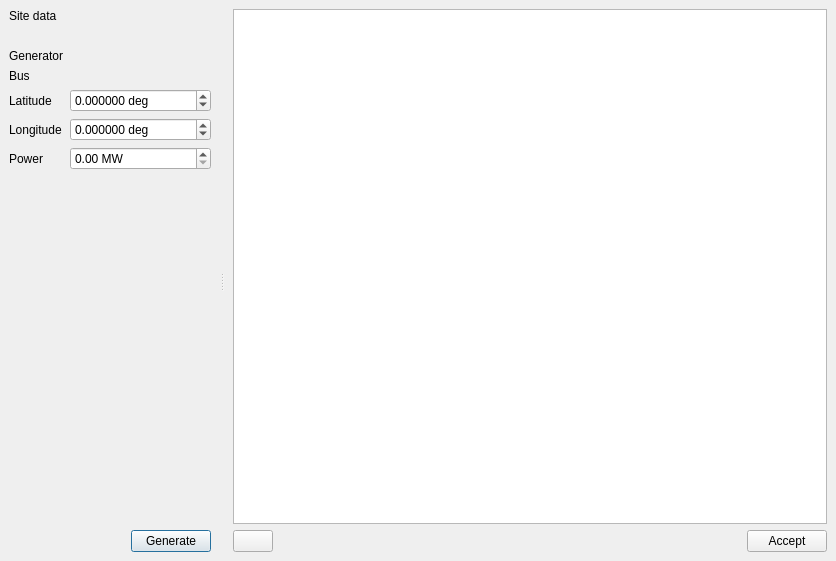
The window that src/VeraGrid/Gui/DeviceEditors/GeneratorEditor/SolarPowerWizard/solar_power_wizard_gui.ui (SanPen/VeraGrid) describes before a commit, drawn with Qt 5.
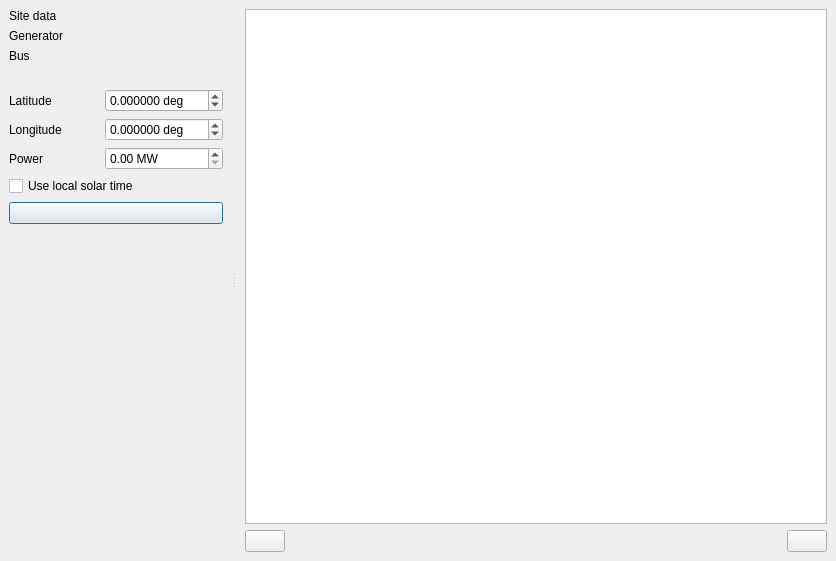
The same window after the commit. Icons and pictures are not drawn.

```diff
--- a/src/VeraGrid/Gui/DeviceEditors/GeneratorEditor/SolarPowerWizard/solar_power_wizard_gui.ui
+++ b/src/VeraGrid/Gui/DeviceEditors/GeneratorEditor/SolarPowerWizard/solar_power_wizard_gui.ui
@@ -43,28 +43,14 @@
        <enum>QFrame::Raised</enum>
       </property>
       <layout class="QGridLayout" name="gridLayout_2">
-       <item row="2" column="0" colspan="2">
-        <widget class="QLabel" name="label_3">
+       <item row="4" column="0">
+        <widget class="QLabel" name="label_4">
          <property name="text">
-          <string>Site data</string>
+          <string>Latitude</string>
          </property>
         </widget>
        </item>
-       <item row="3" column="0">
-        <widget class="QLabel" name="label_2">
-         <property name="text">
-          <string/>
-         </property>
-        </widget>
-       </item>
-       <item row="7" column="0">
-        <widget class="QLabel" name="label_5">
-         <property name="text">
-          <string>Longitude</string>
-         </property>
-        </widget>
-       </item>
-       <item row="6" column="1" colspan="2">
+       <item row="4" column="1">
         <widget class="QDoubleSpinBox" name="latitudeSpinBox">
          <property name="suffix">
           <string> deg</string>
@@ -80,20 +66,14 @@
          </property>
         </widget>
        </item>
-       <item row="9" column="0">
-        <spacer name="verticalSpacer">
-         <property name="orientation">
-          <enum>Qt::Vertical</enum>
+       <item row="5" column="0">
+        <widget class="QLabel" name="label_5">
+         <property name="text">
+          <string>Longitude</string>
          </property>
-         <property name="sizeHint" stdset="0">
-          <size>
-           <width>20</width>
-           <height>40</height>
-          </size>
-         </property>
-        </spacer>
+        </widget>
        </item>
-       <item row="7" column="1" colspan="2">
+       <item row="5" column="1">
         <widget class="QDoubleSpinBox" name="longitudeSpinBox">
          <property name="suffix">
           <string> deg</string>
@@ -109,51 +89,100 @@
          </property>
         </widget>
        </item>
-       <item row="8" column="1" colspan="2">
-        <widget class="QDoubleSpinBox" name="powerSpinBox">
-         <property name="suffix">
-          <string> MW</string>
-         </property>
-         <property name="minimum">
-          <double>0.000001000000000</double>
-         </property>
-         <property name="maximum">
-          <double>99999.000000000000000</double>
-         </property>
-        </widget>
-       </item>
        <item row="6" column="0">
-        <widget class="QLabel" name="label_4">
-         <property name="text">
-          <string>Latitude</string>
-         </property>
-        </widget>
-       </item>
-       <item row="8" column="0">
         <widget class="QLabel" name="label">
          <property name="text">
           <string>Power</string>
          </property>
         </widget>
        </item>
-       <item row="5" column="0" colspan="3">
+       <item row="6" column="1">
+        <widget class="QDoubleSpinBox" name="powerSpinBox">
+         <property name="suffix">
+          <string> MW</string>
+         </property>
+         <property name="minimum">
+          <double>0.000000000000000</double>
+         </property>
+         <property name="maximum">
+          <double>99999.000000000000000</double>
+         </property>
+        </widget>
+       </item>
+       <item row="7" column="0" colspan="2">
+        <widget class="QCheckBox" name="localTimeCheckBox">
+         <property name="toolTip">
+          <string>Shift PVGIS UTC timestamps by longitude so the generated power matches the circuit timestamps as local solar time.</string>
+         </property>
+         <property name="text">
+          <string>Use local solar time</string>
+         </property>
+        </widget>
+       </item>
+       <item row="9" column="0">
+        <spacer name="verticalSpacer">
+         <property name="orientation">
+          <enum>Qt::Orientation::Vertical</enum>
+         </property>
+         <property name="sizeHint" stdset="0">
+          <size>
+           <width>20</width>
+           <height>40</height>
+          </size>
+         </property>
+        </spacer>
+       </item>
+       <item row="3" column="0" colspan="2">
+        <widget class="QLabel" name="label_2">
+         <property name="text">
+          <string/>
+         </property>
+         <property name="wordWrap">
+          <bool>true</bool>
+         </property>
+        </widget>
+       </item>
+       <item row="8" column="0" colspan="2">
+        <widget class="QPushButton" name="generateButton">
+         <property name="toolTip">
+          <string>Generate time series</string>
+         </property>
+         <property name="text">
+          <string/>
+         </property>
+         <property name="icon">
+          <iconset resource="../../../Icons/icons.qrc">
+           <normaloff>:/Icons/icons/calculator.png</normaloff>:/Icons/icons/calculator.png</iconset>
+         </property>
+        </widget>
+       </item>
+       <item row="2" column="0" colspan="2">
         <widget class="QLabel" name="label_bus">
          <property name="text">
           <string>Bus</string>
          </property>
+         <property name="wordWrap">
+          <bool>true</bool>
+         </property>
         </widget>
        </item>
-       <item row="4" column="0" colspan="3">
+       <item row="1" column="0" colspan="2">
         <widget class="QLabel" name="label_gen">
          <property name="text">
           <string>Generator</string>
          </property>
+         <property name="wordWrap">
+          <bool>true</bool>
+         </property>
         </widget>
        </item>
-       <item row="10" column="2">
-        <widget class="QPushButton" name="generateButton">
+       <item row="0" column="0" colspan="2">
+        <widget class="QLabel" name="label_3">
          <property name="text">
-          <string>Generate</string>
+          <string>Site data</string>
+         </property>
+         <property name="wordWrap">
+          <bool>true</bool>
          </property>
         </widget>
        </item>
@@ -167,8 +196,8 @@
        <enum>QFrame::Raised</enum>
       </property>
       <layout class="QGridLayout" name="gridLayout">
-       <item row="1" column="0" colspan="2">
-        <widget class="QPushButton" name="plotButton">
+       <item row="1" column="5">
+        <widget class="QPushButton" name="acceptButton">
          <property name="toolTip">
           <string>Plot data</string>
          </property>
@@ -181,7 +210,10 @@
          </property>
         </widget>
        </item>
-       <item row="1" column="2">
+       <item row="0" column="0" colspan="6">
+        <widget class="QTableView" name="resultsTableView"/>
+       </item>
+       <item row="1" column="4">
         <spacer name="horizontalSpacer_2">
          <property name="orientation">
           <enum>Qt::Horizontal</enum>
@@ -194,16 +226,20 @@
          </property>
         </spacer>
        </item>
-       <item row="1" column="3">
-        <widget class="QPushButton" name="acceptButton">
+       <item row="1" column="0" colspan="4">
+        <widget class="QPushButton" name="plotButton">
+         <property name="toolTip">
+          <string>Plot data</string>
+         </property>
          <property name="text">
-          <string>Accept</string>
+          <string/>
+         </property>
+         <property name="icon">
+          <iconset resource="../../../Icons/icons.qrc">
+           <normaloff>:/Icons/icons/plot.png</normaloff>:/Icons/icons/plot.png</iconset>
          </property>
         </widget>
        </item>
-       <item row="0" column="0" colspan="4">
-        <widget class="QTableView" name="resultsTableView"/>
-       </item>
       </layout>
      </widget>
     </widget>
```
Left out of the diff: 26 changed lines with no effect on the pictures.
